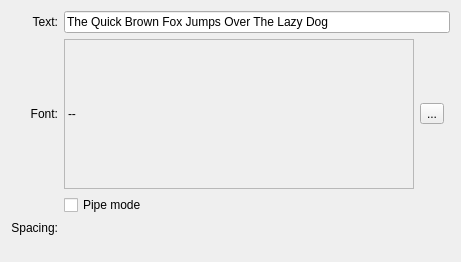
Above: plugins/paintops/libpaintop/forms/wdgtextbrush.ui from KDE/krita before the change. Below: the same form after it.
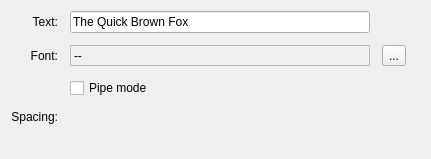
That is the form after the change. Custom widgets are drawn as their Qt base class.

Commit message: reduce the width of the brush editor settings a bit. This will need more changing later

```diff
--- a/plugins/paintops/libpaintop/forms/wdgtextbrush.ui
+++ b/plugins/paintops/libpaintop/forms/wdgtextbrush.ui
@@ -6,12 +6,30 @@
    <rect>
     <x>0</x>
     <y>0</y>
-    <width>458</width>
-    <height>262</height>
+    <width>431</width>
+    <height>159</height>
    </rect>
   </property>
-  <layout class="QGridLayout" name="gridLayout" columnstretch="0,1,0,0">
-   <item row="0" column="0" rowspan="2">
+  <layout class="QGridLayout" name="gridLayout_2">
+   <item row="1" column="0">
+    <spacer name="verticalSpacer">
+     <property name="orientation">
+      <enum>Qt::Vertical</enum>
+     </property>
+     <property name="sizeHint" stdset="0">
+      <size>
+       <width>20</width>
+       <height>40</height>
+      </size>
+     </property>
+    </spacer>
+   </item>
+   <item row="0" column="0">
+    <layout class="QGridLayout" name="gridLayout">
+     <property name="spacing">
+      <number>12</number>
+     </property>
+     <item row="0" column="0">
     <widget class="QLabel" name="labelText">
      <property name="text">
       <string>Text:</string>
@@ -21,11 +39,27 @@
      </property>
     </widget>
    </item>
-   <item row="0" column="1" rowspan="2" colspan="3">
+     <item row="1" column="0">
+      <widget class="QLabel" name="label">
+       <property name="text">
+        <string>Font:</string>
+       </property>
+       <property name="alignment">
+        <set>Qt::AlignRight|Qt::AlignTrailing|Qt::AlignVCenter</set>
+       </property>
+      </widget>
+     </item>
+     <item row="0" column="1">
     <widget class="QLineEdit" name="lineEdit">
+       <property name="sizePolicy">
+        <sizepolicy hsizetype="Preferred" vsizetype="Preferred">
+         <horstretch>0</horstretch>
+         <verstretch>0</verstretch>
+        </sizepolicy>
+       </property>
      <property name="minimumSize">
       <size>
-       <width>120</width>
+         <width>300</width>
        <height>0</height>
       </size>
      </property>
@@ -39,38 +73,28 @@
       </font>
      </property>
      <property name="text">
-      <string>The Quick Brown Fox Jumps Over The Lazy Dog</string>
+        <string>The Quick Brown Fox</string>
      </property>
     </widget>
    </item>
-   <item row="2" column="0">
-    <widget class="QLabel" name="label">
-     <property name="text">
-      <string>Font:</string>
-     </property>
-     <property name="alignment">
-      <set>Qt::AlignRight|Qt::AlignTrailing|Qt::AlignVCenter</set>
-     </property>
-    </widget>
-   </item>
-   <item row="2" column="1">
+     <item row="1" column="1">
     <widget class="QLabel" name="lblFont">
      <property name="sizePolicy">
-      <sizepolicy hsizetype="Fixed" vsizetype="Fixed">
+        <sizepolicy hsizetype="Preferred" vsizetype="Preferred">
        <horstretch>0</horstretch>
        <verstretch>0</verstretch>
       </sizepolicy>
      </property>
      <property name="minimumSize">
       <size>
-       <width>350</width>
-       <height>150</height>
+         <width>0</width>
+         <height>0</height>
       </size>
      </property>
      <property name="maximumSize">
       <size>
-       <width>350</width>
-       <height>150</height>
+         <width>16777215</width>
+         <height>16777215</height>
       </size>
      </property>
      <property name="frameShape">
@@ -84,33 +108,23 @@
      </property>
     </widget>
    </item>
-   <item row="5" column="0">
-    <widget class="QLabel" name="label_2">
+     <item row="2" column="1">
+      <widget class="QCheckBox" name="pipeModeChbox">
+       <property name="sizePolicy">
+        <sizepolicy hsizetype="Preferred" vsizetype="Preferred">
+         <horstretch>0</horstretch>
+         <verstretch>0</verstretch>
+        </sizepolicy>
+       </property>
+       <property name="toolTip">
+        <string>use only one letter at a time</string>
+       </property>
      <property name="text">
-      <string>Spacing:</string>
-     </property>
-     <property name="alignment">
-      <set>Qt::AlignRight|Qt::AlignTrailing|Qt::AlignVCenter</set>
+        <string>Pipe mode</string>
      </property>
     </widget>
    </item>
-   <item row="6" column="1" colspan="2">
-    <spacer name="spacer2">
-     <property name="orientation">
-      <enum>Qt::Vertical</enum>
-     </property>
-     <property name="sizeType">
-      <enum>QSizePolicy::Expanding</enum>
-     </property>
-     <property name="sizeHint" stdset="0">
-      <size>
-       <width>20</width>
-       <height>31</height>
-      </size>
-     </property>
-    </spacer>
-   </item>
-   <item row="2" column="2">
+     <item row="1" column="2">
     <widget class="QToolButton" name="bnFont">
      <property name="sizePolicy">
       <sizepolicy hsizetype="Fixed" vsizetype="Fixed">
@@ -126,27 +140,37 @@
      </property>
     </widget>
    </item>
-   <item row="5" column="1" colspan="2">
-    <widget class="KisDoubleSliderSpinBox" name="inputSpacing"/>
-   </item>
    <item row="3" column="1">
-    <widget class="QCheckBox" name="pipeModeChbox">
-     <property name="toolTip">
-      <string>use only one letter at a time</string>
-     </property>
+      <widget class="KisDoubleSliderSpinBox" name="inputSpacing" native="true"/>
+     </item>
+     <item row="3" column="0">
+      <widget class="QLabel" name="label_2">
      <property name="text">
-      <string>Pipe mode</string>
-     </property>
-    </widget>
+        <string>Spacing:</string>
+       </property>
+       <property name="alignment">
+        <set>Qt::AlignRight|Qt::AlignTrailing|Qt::AlignVCenter</set>
+       </property>
+      </widget>
+     </item>
+    </layout>
+   </item>
+   <item row="0" column="1">
+    <spacer name="horizontalSpacer">
+     <property name="orientation">
+      <enum>Qt::Horizontal</enum>
+     </property>
+     <property name="sizeHint" stdset="0">
+      <size>
+       <width>40</width>
+       <height>20</height>
+      </size>
+     </property>
+    </spacer>
    </item>
   </layout>
  </widget>
  <customwidgets>
-  <customwidget>
-   <class>QLineEdit</class>
-   <extends>QLineEdit</extends>
-   <header>klineedit.h</header>
-  </customwidget>
   <customwidget>
    <class>KisDoubleSliderSpinBox</class>
    <extends>QWidget</extends>
```
Lines whose indentation alone changed are shown as unchanged. The commit also changes 5 other files.
